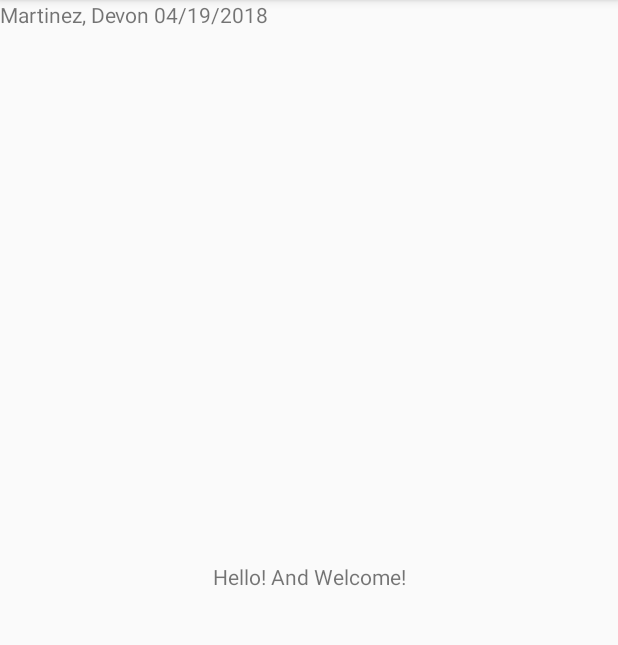
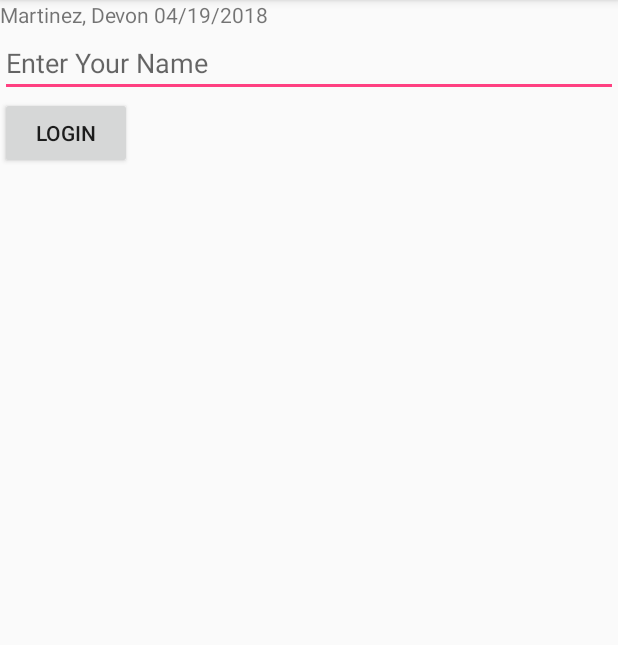
Before and after one commit to D3v0nM/FirstApplication, an Android app: the screen it shows after launch (MainActivity), on a phone screen of 412 x 824 dp, the part 84-729 px from its top. Run offline under Robolectric (Android 15) with nearby library versions, the phone set to English and light mode, and no system bars; 5 statements that could not run were skipped.

Commit message:
Updated Main class

```diff
--- a/app/src/main/java/com/devon/firstapplication/MainActivity.java
+++ b/app/src/main/java/com/devon/firstapplication/MainActivity.java
@@ -2,11 +2,13 @@ package com.devon.firstapplication;
 
 import android.os.Bundle;
 import android.support.v7.app.AppCompatActivity;
+import android.util.Log;
 import android.view.Menu;
 import android.view.MenuItem;
+import android.view.View;
+import android.widget.Button;
+import android.widget.EditText;
 import android.widget.TextView;
-
-import com.google.firebase.analytics.FirebaseAnalytics;
 
 //import com.crashlytics.android.Crashlytics;
 //import io.fabric.sdk.android.Fabric;
@@ -15,18 +17,114 @@ import com.google.firebase.analytics.FirebaseAnalytics;
 
 public class MainActivity extends AppCompatActivity {
 
-    private TextView helloWorld;
-    private FirebaseAnalytics mFirebaseAnalytics;
+    private TextView textView;
+    private EditText editText;
+    private Button  loginBtn;
+
+    //private FirebaseAnalytics mFirebaseAnalytics;
 
     @Override
     protected void onCreate(Bundle savedInstanceState) {
         // Obtain the FirebaseAnalytics instance.
-        mFirebaseAnalytics = FirebaseAnalytics.getInstance(this);
+        //mFirebaseAnalytics = FirebaseAnalytics.getInstance(this);
+
+        //setup params
         super.onCreate(savedInstanceState);
         setContentView(R.layout.activity_main);
-        this.helloWorld = findViewById(R.id.hello_world);
+        textView = findViewById(R.id.textView);
+        editText = findViewById(R.id.nameEditText);
+        loginBtn = findViewById(R.id.loginBtn);
+
+        //log onCreate tasks
+        Log.i(TAG, "onCreate()")
     }
 
+    private void goToSecondActivity(View view){
+        loginBtn.setText(R.string.Logout); //Logout of secondActivity view?
+
+        //Welcome message on login?
+        textView.setText(String.format(getString(R.string.Welcome), editText.getText()));
+    }
+
+    @Override
+    protected void onRestart(){
+        super.onRestart();
+        //log restart tasks
+        Log.i(TAG, "onRestart");
+
+    }
+
+    @Override
+    protected void onStart(){
+        super.onStart();
+        //log onstart tasks
+        Log.i(TAG, "onStart()");
+    }
+
+    @Override
+    protected void onRestoreInstanceState(Bundle savedInstanceState){
+        super.onRestoreInstanceState(savedInstanceState);
+
+        //Log Restore state tasks
+        Log.i(TAG, "onRestoreInstanceState()");
+
+        if(savedInstanceState.containsKey(Constraints.KEY_NAME)){
+            textView.setText((String) savedInstanceState.get(Constraints.KEY_NAME));
+        }
+
+        if(savedInstanceState.containsKey(Constraints.KEY_BUTTON_TXT)){
+            textView.setText((String) savedInstanceState.get(Constraints.KEY_BUTTON_TXT));
+        }
+
+    }
+
+    @Override
+    public  void onSavedInstanceState(Bundle outState){
+        super.onSavedInstanceState(outState);
+
+        //Log bundle transfer tasks
+        Log.i(TAG, "onSaveInstanceState()");
+
+        outState.putString(Constraints.KEY_NAME, textView.getText().toString());
+        outState.putString(Constraints.KEY_BUTTON_TXT, loginBtn.getText().toString());
+    }
+
+    @Override
+    protected void onResume() {
+        super.onResume();
+
+        //Log resume tasks
+        Log.i(TAG, "onResume()");
+    }
+
+    @Override
+    protected void onPause(){
+        super.onPause();
+
+        //Log pause actions
+        Log.i(TAG, "onPause()");
+
+    }
+
+    @Override
+    protected  void onStop(){
+        super.onStop();
+
+        //log stop activity
+        Log.i(TAG, "onStop()");
+    }
+
+    @Override
+    protected  void onDestroy(){
+        super.onDestroy();
+
+        //Log destroy activity
+        Log.i(TAG, "onDestroy");
+
+    }
+
+
+    //Fist homework menu tasks
     @Override
     public boolean onCreateOptionsMenu(Menu menu)
     {
--- a/app/src/main/res/layout/activity_main.xml
+++ b/app/src/main/res/layout/activity_main.xml
@@ -1,18 +1,29 @@
 <?xml version="1.0" encoding="utf-8"?>
-<android.support.constraint.ConstraintLayout xmlns:android="http://schemas.android.com/apk/res/android"
-    xmlns:app="http://schemas.android.com/apk/res-auto"
+<LinearLayout xmlns:android="http://schemas.android.com/apk/res/android"
     xmlns:tools="http://schemas.android.com/tools"
     android:layout_width="match_parent"
     android:layout_height="match_parent"
-    tools:context=".MainActivity">
+    tools:context=".MainActivity"
+    android:orientation="vertical">
 
     <TextView
         android:id="@+id/me"
         android:layout_width="wrap_content"
         android:layout_height="wrap_content"
         android:text="@string/me" />
+    <EditText
+        android:id="@+id/nameEditText"
+        android:layout_width="match_parent"
+        android:layout_height="wrap_content"
+        android:hint="@string/enter_name"/>
+    <Button
+        android:layout_width="wrap_content"
+        android:layout_height="wrap_content"
+        android:text="@string/login"
+        android:onClick="onLogin"
+        />
 
-    <TextView
+    <!--<TextView
         android:id="@+id/hello_world"
         android:layout_width="wrap_content"
         android:layout_height="wrap_content"
@@ -21,5 +32,5 @@
         app:layout_constraintLeft_toLeftOf="parent"
         app:layout_constraintRight_toRightOf="parent"
         app:layout_constraintTop_toTopOf="parent" />
-
-</android.support.constraint.ConstraintLayout>
+-->
+</LinearLayout>
--- a/app/src/main/res/values/strings.xml
+++ b/app/src/main/res/values/strings.xml
@@ -3,4 +3,6 @@
     <string name="hello">Hello! And Welcome!</string>
     <string name="menu1">Let us get started</string>
     <string name="me">Martinez, Devon 04/19/2018</string>
+    <string name="enter_name">Enter Your Name</string>
+    <string name="login">Login</string>
 </resources>
```
Also changed, not shown: app/src/main/java/com/devon/firstapplication/Constraints.java (added, +9 -0 lines), app/src/main/java/com/devon/firstapplication/SecondActivity.java (added, +11 -0 lines).
